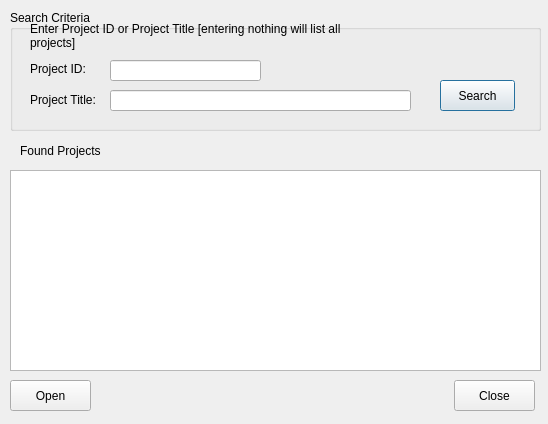
Qt form open-ihm/gui/designs/ui_findprojectresults.ui (snim2mirror/openihm) before a commit.
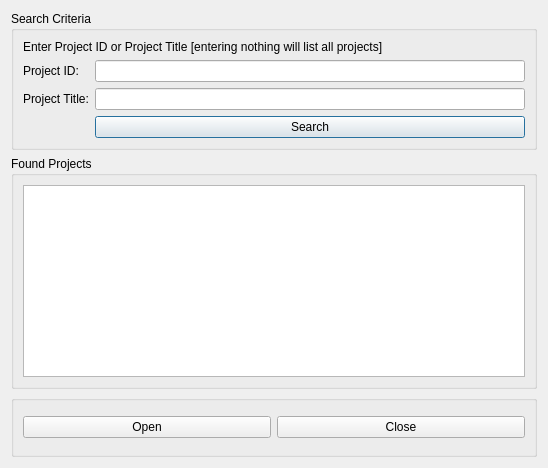
The same form after that commit.

Commit message: Added layout manager to most dialogs. One report and all tabbed dialogs still to go.

The edit to the form file:
```diff
--- a/open-ihm/gui/designs/ui_findprojectresults.ui
+++ b/open-ihm/gui/designs/ui_findprojectresults.ui
@@ -7,7 +7,7 @@
     <x>0</x>
     <y>0</y>
     <width>548</width>
-    <height>424</height>
+    <height>468</height>
    </rect>
   </property>
   <property name="minimumSize">
@@ -19,103 +19,76 @@
   <property name="windowTitle">
    <string>Project Search Results</string>
   </property>
+  <layout class="QVBoxLayout" name="verticalLayout_2">
+   <item>
   <widget class="QGroupBox" name="groupBox">
-   <property name="geometry">
-    <rect>
-     <x>10</x>
-     <y>10</y>
-     <width>531</width>
-     <height>121</height>
-    </rect>
+     <property name="sizePolicy">
+      <sizepolicy hsizetype="Preferred" vsizetype="MinimumExpanding">
+       <horstretch>0</horstretch>
+       <verstretch>0</verstretch>
+      </sizepolicy>
    </property>
    <property name="title">
     <string>Search Criteria</string>
    </property>
+     <layout class="QFormLayout" name="formLayout">
+      <property name="fieldGrowthPolicy">
+       <enum>QFormLayout::AllNonFixedFieldsGrow</enum>
+      </property>
+      <item row="0" column="0" colspan="2">
+       <widget class="QLabel" name="label_4">
+        <property name="text">
+         <string>Enter Project ID or Project Title [entering nothing will list all projects]</string>
+        </property>
+        <property name="wordWrap">
+         <bool>true</bool>
+        </property>
+       </widget>
+      </item>
+      <item row="1" column="0">
    <widget class="QLabel" name="label">
-    <property name="geometry">
-     <rect>
-      <x>20</x>
-      <y>50</y>
-      <width>71</width>
-      <height>18</height>
-     </rect>
-    </property>
     <property name="text">
      <string>Project ID:</string>
     </property>
    </widget>
-   <widget class="QLineEdit" name="txtProjectID">
-    <property name="geometry">
-     <rect>
-      <x>100</x>
-      <y>50</y>
-      <width>151</width>
-      <height>21</height>
-     </rect>
-    </property>
-   </widget>
+      </item>
+      <item row="1" column="1">
+       <widget class="QLineEdit" name="txtProjectID"/>
+      </item>
+      <item row="2" column="0">
    <widget class="QLabel" name="label_2">
-    <property name="geometry">
-     <rect>
-      <x>20</x>
-      <y>80</y>
-      <width>71</width>
-      <height>20</height>
-     </rect>
-    </property>
     <property name="text">
      <string>Project Title:</string>
     </property>
    </widget>
-   <widget class="QLineEdit" name="txtProjectTitle">
-    <property name="geometry">
-     <rect>
-      <x>100</x>
-      <y>80</y>
-      <width>301</width>
-      <height>21</height>
-     </rect>
-    </property>
-   </widget>
+      </item>
+      <item row="2" column="1">
+       <widget class="QLineEdit" name="txtProjectTitle"/>
+      </item>
+      <item row="3" column="1">
    <widget class="QPushButton" name="cmdSearch">
-    <property name="geometry">
-     <rect>
-      <x>430</x>
-      <y>70</y>
-      <width>75</width>
-      <height>31</height>
-     </rect>
-    </property>
     <property name="text">
      <string>Search</string>
     </property>
    </widget>
-   <widget class="QLabel" name="label_4">
-    <property name="geometry">
-     <rect>
-      <x>20</x>
-      <y>10</y>
-      <width>341</width>
-      <height>31</height>
-     </rect>
-    </property>
-    <property name="text">
-     <string>Enter Project ID or Project Title [entering nothing will list all projects]</string>
-    </property>
-    <property name="wordWrap">
-     <bool>true</bool>
-    </property>
-   </widget>
-  </widget>
+      </item>
+     </layout>
+    </widget>
+   </item>
+   <item>
+    <widget class="QGroupBox" name="groupBox_3">
+     <property name="sizePolicy">
+      <sizepolicy hsizetype="Preferred" vsizetype="MinimumExpanding">
+       <horstretch>0</horstretch>
+       <verstretch>0</verstretch>
+      </sizepolicy>
+     </property>
+     <property name="title">
+      <string>Found Projects</string>
+     </property>
+     <layout class="QVBoxLayout" name="verticalLayout">
+      <item>
   <widget class="QTableView" name="tblResults">
-   <property name="geometry">
-    <rect>
-     <x>10</x>
-     <y>170</y>
-     <width>531</width>
-     <height>201</height>
-    </rect>
-   </property>
    <property name="alternatingRowColors">
     <bool>true</bool>
    </property>
@@ -123,45 +96,40 @@
     <bool>true</bool>
    </property>
   </widget>
+      </item>
+     </layout>
+    </widget>
+   </item>
+   <item>
+    <widget class="QGroupBox" name="groupBox_2">
+     <property name="sizePolicy">
+      <sizepolicy hsizetype="Preferred" vsizetype="MinimumExpanding">
+       <horstretch>0</horstretch>
+       <verstretch>0</verstretch>
+      </sizepolicy>
+     </property>
+     <property name="title">
+      <string/>
+     </property>
+     <layout class="QHBoxLayout" name="horizontalLayout">
+      <item>
   <widget class="QPushButton" name="cmdOpen">
-   <property name="geometry">
-    <rect>
-     <x>10</x>
-     <y>380</y>
-     <width>81</width>
-     <height>31</height>
-    </rect>
-   </property>
    <property name="text">
     <string>Open</string>
    </property>
   </widget>
+      </item>
+      <item>
   <widget class="QPushButton" name="cmdClose">
-   <property name="geometry">
-    <rect>
-     <x>454</x>
-     <y>380</y>
-     <width>81</width>
-     <height>31</height>
-    </rect>
-   </property>
    <property name="text">
     <string>Close</string>
    </property>
   </widget>
-  <widget class="QLabel" name="label_3">
-   <property name="geometry">
-    <rect>
-     <x>20</x>
-     <y>140</y>
-     <width>111</width>
-     <height>21</height>
-    </rect>
-   </property>
-   <property name="text">
-    <string>Found Projects</string>
-   </property>
-  </widget>
+      </item>
+     </layout>
+    </widget>
+   </item>
+  </layout>
  </widget>
  <tabstops>
   <tabstop>txtProjectID</tabstop>
```
Left out of the diff: 71 changed lines with no effect on the pictures. Lines whose indentation alone changed are shown as unchanged. The commit also changes 97 other files.
